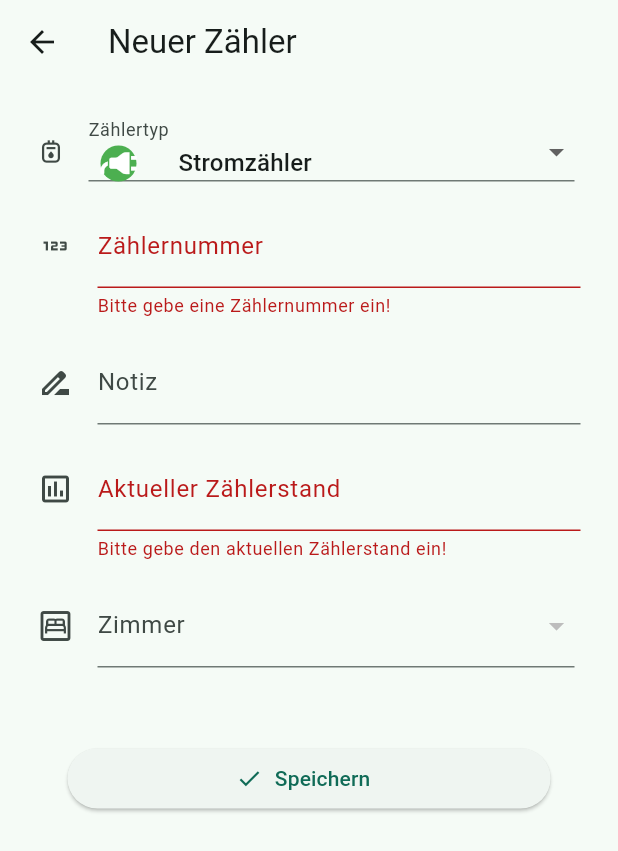
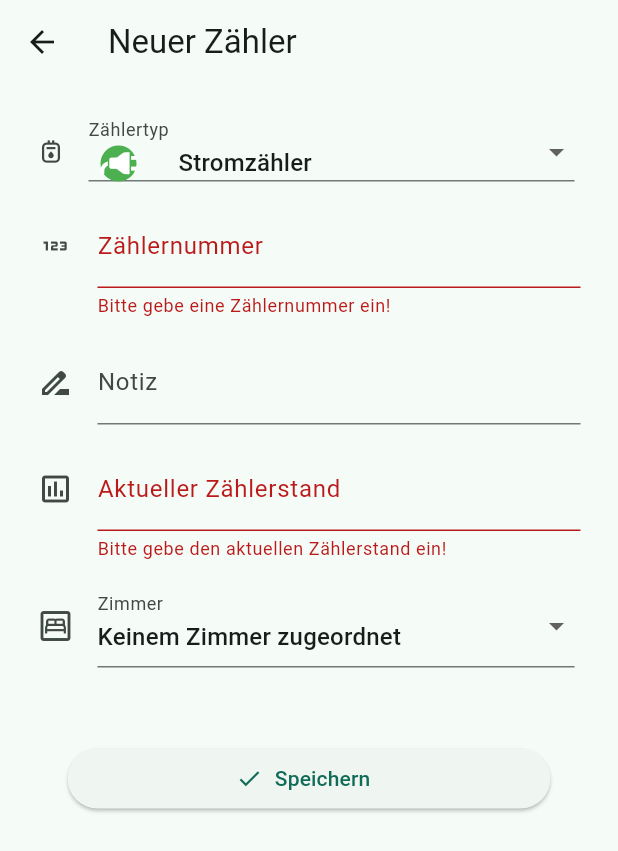
Before and after one commit to dominik-masson/openmeter, a Flutter app: the AddScreen screen opened directly, after a tap on "Speichern", on a phone screen of 412 x 824 dp. Shown: the top 851 px of the screen. Run offline on Flutter 3.47's test engine with Material 2 defaults, Android fonts, the phone set to English and light mode, and no system bars; our stand-ins replace drift, file_picker, fl_chart, grouped_list, permission_handler, shared_preferences; missing offline and left inert: sqlite3; accounts and stored records are empty; generated files the repository leaves out were written again.

Commit message:
add change room
when updating a meter, the assigned room can now also be changed

```diff
--- a/lib/core/database/daos/room_dao.dart
+++ b/lib/core/database/daos/room_dao.dart
@@ -19,7 +19,11 @@ class RoomDao extends DatabaseAccessor<LocalDatabase> with _$RoomDaoMixin {
   Future<int> deleteRoom(int roomId) async {
     await (db.delete(db.meterInRoom)..where((tbl) => tbl.roomId.equals(roomId))).go();
     return await (db.delete(db.room)..where((tbl) => tbl.id.equals(roomId))).go();
-}
+  }
+
+  Future<int> deleteMeter(int meterId) async{
+    return await (db.delete(db.meterInRoom)..where((tbl) => tbl.meterId.equals(meterId))).go();
+  }
 
   Stream<List<RoomData>> watchAllRooms() {
     return select(db.room).watch();
--- a/lib/ui/screens/add_meter.dart
+++ b/lib/ui/screens/add_meter.dart
@@ -22,9 +22,15 @@ class _AddScreenState extends State<AddScreen> {
   final TextEditingController _metervalue = TextEditingController();
   final _formKey = GlobalKey<FormState>();
   String _meterTyp = 'Stromzähler';
-  int _roomId = -1;
+  int _roomId = -2; // -2: not selected, -1: no part of room
   String _pageTitle = 'Neuer Zähler';
   bool _updateMeter = false;
+  final List<DropdownMenuItem> _roomList = [
+    const DropdownMenuItem(
+      value: -1,
+      child: Text('Keinem Zimmer zugeordnet'),
+    ),
+  ];
 
   @override
   void initState() {
@@ -68,13 +74,12 @@ class _AddScreenState extends State<AddScreen> {
         note: drift.Value(_meternote.text),
       );
 
-
-      if(!_updateMeter){
+      if (!_updateMeter) {
         int meterId = await db.meterDao.createMeter(meter);
 
-        if (_roomId != -1) {
+        if (_roomId != -2 && _roomId != -1) {
           final room = MeterInRoomCompanion(
-            meterId: drift.Value(meterId),
+            meterId: drift.Value(widget.meter!.id),
             roomId: drift.Value(_roomId),
           );
 
@@ -95,16 +100,24 @@ class _AddScreenState extends State<AddScreen> {
           ));
           Navigator.of(context).pop();
         });
-      }else{
-        MeterData meterData = MeterData(typ: _meterTyp, note: _meternote.text, number: _meternumber.text, id: widget.meter!.id);
+      } else {
+        MeterData meterData = MeterData(
+            typ: _meterTyp,
+            note: _meternote.text,
+            number: _meternumber.text,
+            id: widget.meter!.id);
 
-        if (_roomId != -1) {
-          final room = MeterInRoomCompanion(
-            meterId: drift.Value(widget.meter!.id),
-            roomId: drift.Value(_roomId),
-          );
+        if (_roomId != -2) {
+          if (_roomId == -1) {
+            await db.roomDao.deleteMeter(widget.meter!.id);
+          } else {
+            final room = MeterInRoomCompanion(
+              meterId: drift.Value(widget.meter!.id),
+              roomId: drift.Value(_roomId),
+            );
 
-          await db.roomDao.createMeterInRoom(room);
+            await db.roomDao.createMeterInRoom(room);
+          }
         }
 
         await db.meterDao.updateMeter(meterData).then((value) {
@@ -116,7 +129,6 @@ class _AddScreenState extends State<AddScreen> {
           Navigator.of(context).pop(meterData);
         });
       }
-
     }
   }
 
@@ -249,6 +261,15 @@ class _AddScreenState extends State<AddScreen> {
     );
   }
 
+  void _createRoomDropDown(List<RoomData> rooms) {
+    _roomList.addAll(rooms.map((e) {
+      return DropdownMenuItem(
+        value: e.id,
+        child: Text('${e.typ}: ${e.name}'),
+      );
+    }));
+  }
+
   Widget _dropDownRoom(BuildContext context) {
     final data = Provider.of<LocalDatabase>(context);
 
@@ -258,28 +279,29 @@ class _AddScreenState extends State<AddScreen> {
         builder: (context, snapshot) {
           final roomList = snapshot.data ?? [];
 
-          return Padding(
-            padding: const EdgeInsets.only(right: 4),
-            child: DropdownButtonFormField(
-              isExpanded: true,
-              decoration: const InputDecoration(
-                label: Text(
-                  'Zimmer',
+          _createRoomDropDown(roomList);
+
+          if (_roomList.length != 1) {
+            return Padding(
+              padding: const EdgeInsets.only(right: 4),
+              child: DropdownButtonFormField(
+                isExpanded: true,
+                decoration: const InputDecoration(
+                  label: Text(
+                    'Zimmer',
+                  ),
+                  icon: Icon(Icons.bedroom_parent_outlined),
                 ),
-                icon: Icon(Icons.bedroom_parent_outlined),
+                items: _roomList,
+                // value: widget.room!.id,
+                value: widget.room!.id,
+                onChanged: (value) {
+                  _roomId = int.parse(value.toString());
+                },
               ),
-              value: widget.room!.id,
-              items: roomList.map((e) {
-                return DropdownMenuItem(
-                  value: e.id,
-                  child: Text('${e.typ}: ${e.name}'),
-                );
-              }).toList(),
-              onChanged: (value) {
-                _roomId = int.parse(value.toString());
-              },
-            ),
-          );
+            );
+          }
+          return Container();
         },
       );
     }
@@ -288,6 +310,8 @@ class _AddScreenState extends State<AddScreen> {
       stream: data.roomDao.watchAllRooms(),
       builder: (context, snapshot) {
         final roomList = snapshot.data ?? [];
+
+        _createRoomDropDown(roomList);
 
         return Padding(
           padding: const EdgeInsets.only(right: 4),
@@ -299,12 +323,8 @@ class _AddScreenState extends State<AddScreen> {
               ),
               icon: Icon(Icons.bedroom_parent_outlined),
             ),
-            items: roomList.map((e) {
-              return DropdownMenuItem(
-                value: e.id,
-                child: Text('${e.typ}: ${e.name}'),
-              );
-            }).toList(),
+            value: _roomId == -2 ? -1 : _roomId,
+            items: _roomList,
             onChanged: (value) {
               _roomId = int.parse(value.toString());
             },
--- a/lib/ui/utils/meter_typ.dart
+++ b/lib/ui/utils/meter_typ.dart
@@ -69,4 +69,15 @@ Map<String, dynamic> meterTyps = {
       ),
     ),
   },
+  'Gaszähler': {
+    'einheit': 'kWh',
+    'anbieter': 'Heizungsgebühren',
+    'avatar': const CircleAvatar(
+      backgroundColor: Colors.blueGrey,
+      child: Icon(
+        CustomIcons.flamme,
+        color: Colors.white,
+      ),
+    ),
+  },
 };
```
Also changed, not shown: lib/ui/utils/custom_icons.dart (+1 -15 lines), assets/fonts/custom_icons.ttf.
